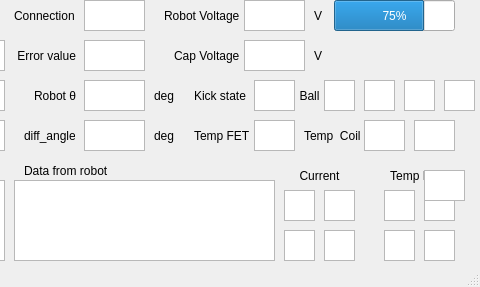
Qt form Qt Robot info/Qt_Robot_info/qt_robot_info.ui (ibis-ssl/GUI_Qt) before a commit; both pictures show x 256 to 736 and y 0 to 287 of the 736 by 287 pixel window.
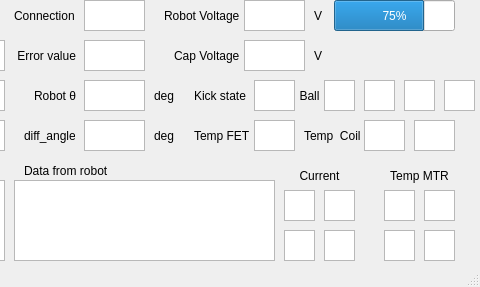
The same form after that commit.

The edit to the form file:
```diff
--- a/Qt Robot info/Qt_Robot_info/qt_robot_info.ui
+++ b/Qt Robot info/Qt_Robot_info/qt_robot_info.ui
@@ -769,21 +769,6 @@
      <string>Temp  Coil</string>
     </property>
    </widget>
-   <widget class="QTextBrowser" name="show_temp5_2">
-    <property name="geometry">
-     <rect>
-      <x>680</x>
-      <y>170</y>
-      <width>41</width>
-      <height>31</height>
-     </rect>
-    </property>
-    <property name="font">
-     <font>
-      <bold>true</bold>
-     </font>
-    </property>
-   </widget>
   </widget>
   <widget class="QMenuBar" name="menubar">
    <property name="geometry">
```
